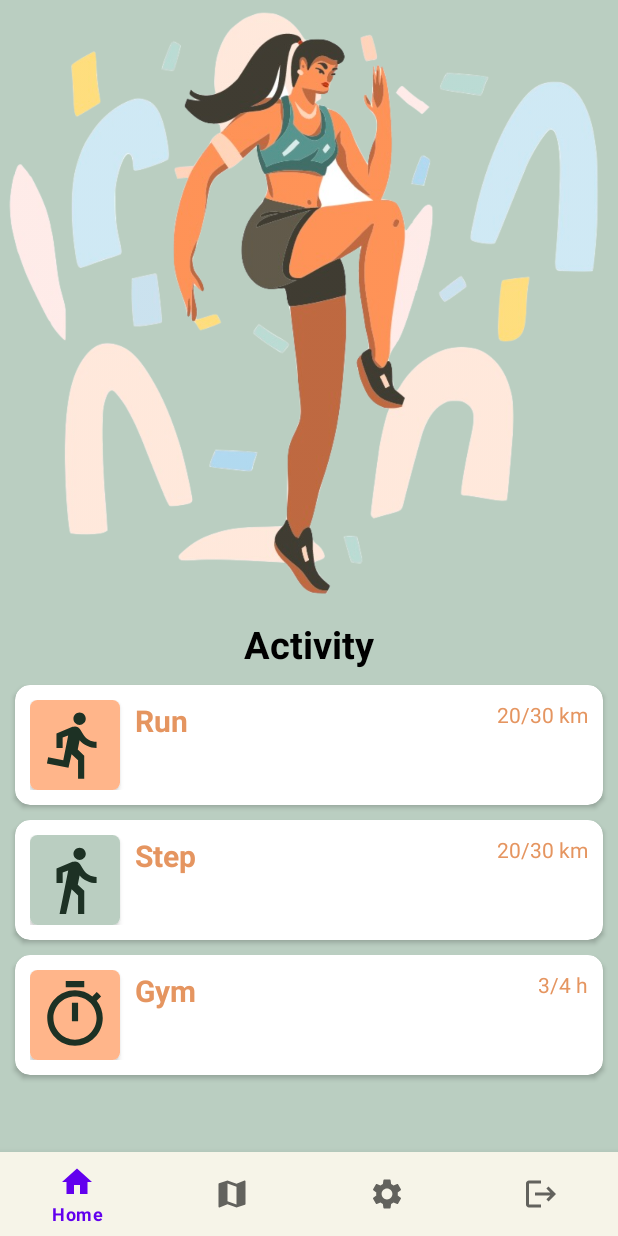
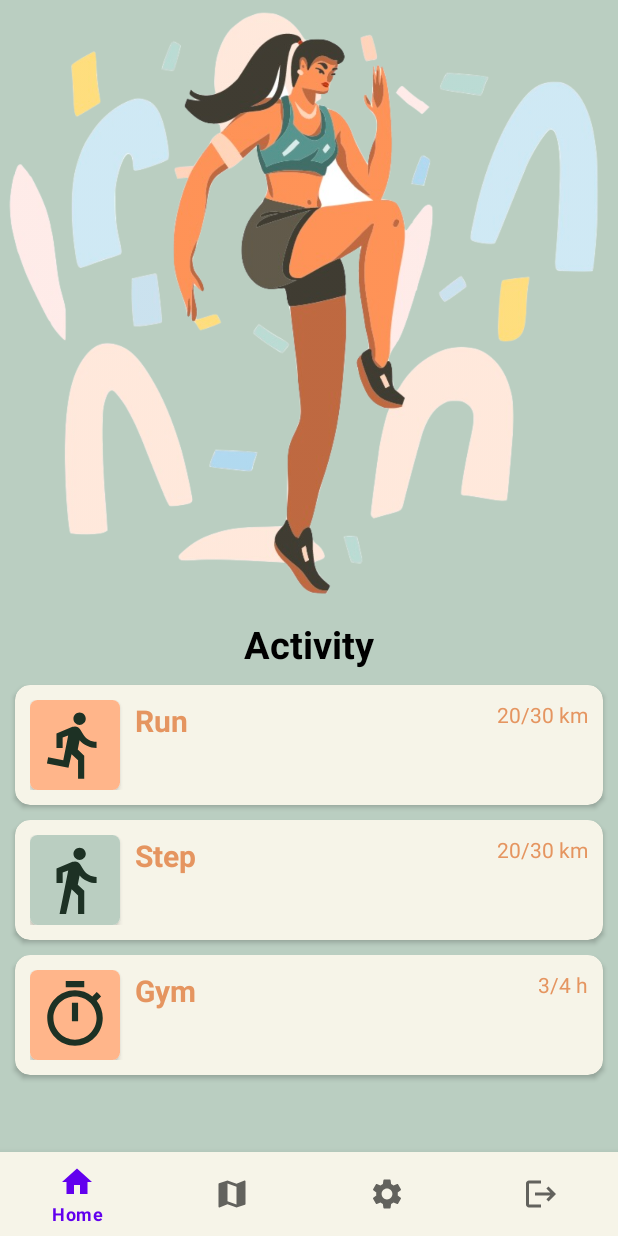
Before and after one commit to AlexisLVL/TP-Final-Maps, an Android app: the Perform screen opened directly, with no data from a screen before it, on a phone screen of 412 x 824 dp. Run offline under Robolectric (Android 15) with nearby library versions, the light colour scheme and no system bars.

Commit message:
Fix : color perform activity

```diff
--- a/app/src/main/res/layout/activity_perform.xml
+++ b/app/src/main/res/layout/activity_perform.xml
@@ -36,7 +36,7 @@
         android:layout_width="match_parent"
         android:layout_height="wrap_content"
         app:cardCornerRadius="10dp"
-        android:background="@color/white"
+        android:backgroundTint="@color/white"
         app:layout_constraintTop_toBottomOf="@id/activityText"
         app:layout_constraintStart_toStartOf="parent"
         android:layout_margin="10dp">
@@ -101,7 +101,7 @@
         android:layout_width="match_parent"
         android:layout_height="wrap_content"
         app:cardCornerRadius="10dp"
-        android:background="@color/white"
+        android:backgroundTint="@color/white"
         app:layout_constraintTop_toBottomOf="@id/runCard"
         app:layout_constraintStart_toStartOf="parent"
         android:layout_margin="10dp">
@@ -167,7 +167,7 @@
         android:layout_width="match_parent"
         android:layout_height="wrap_content"
         app:cardCornerRadius="10dp"
-        android:background="@color/white"
+        android:backgroundTint="@color/white"
         app:layout_constraintTop_toBottomOf="@id/stepCard"
         app:layout_constraintStart_toStartOf="parent"
         android:layout_margin="10dp">
```
